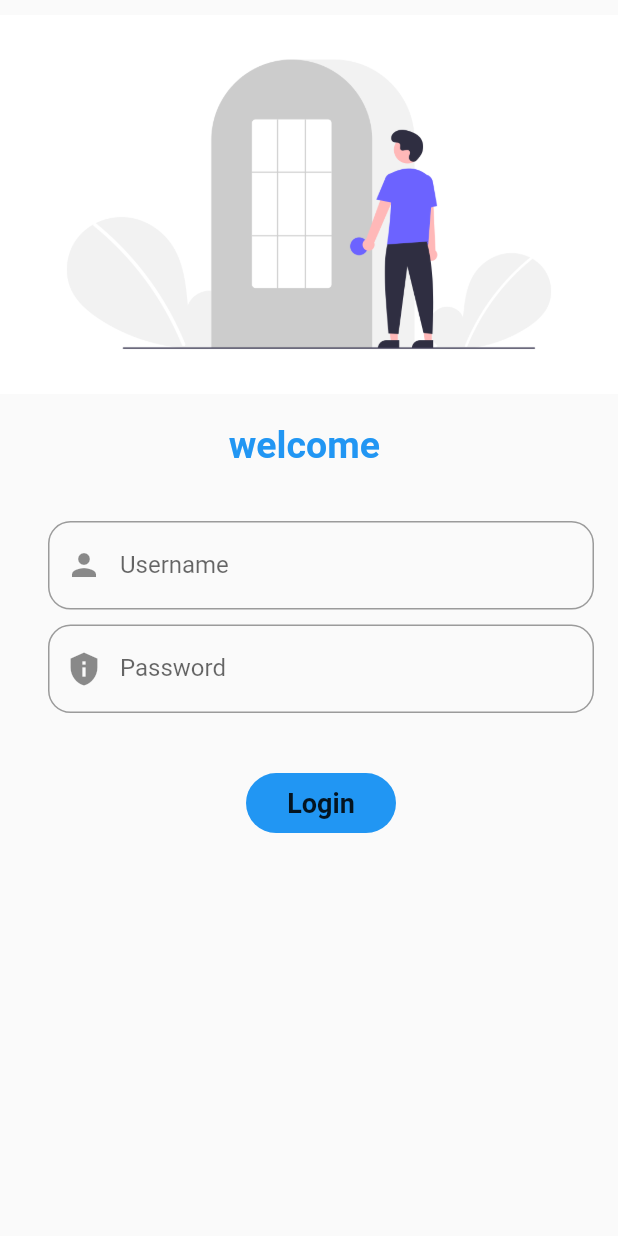
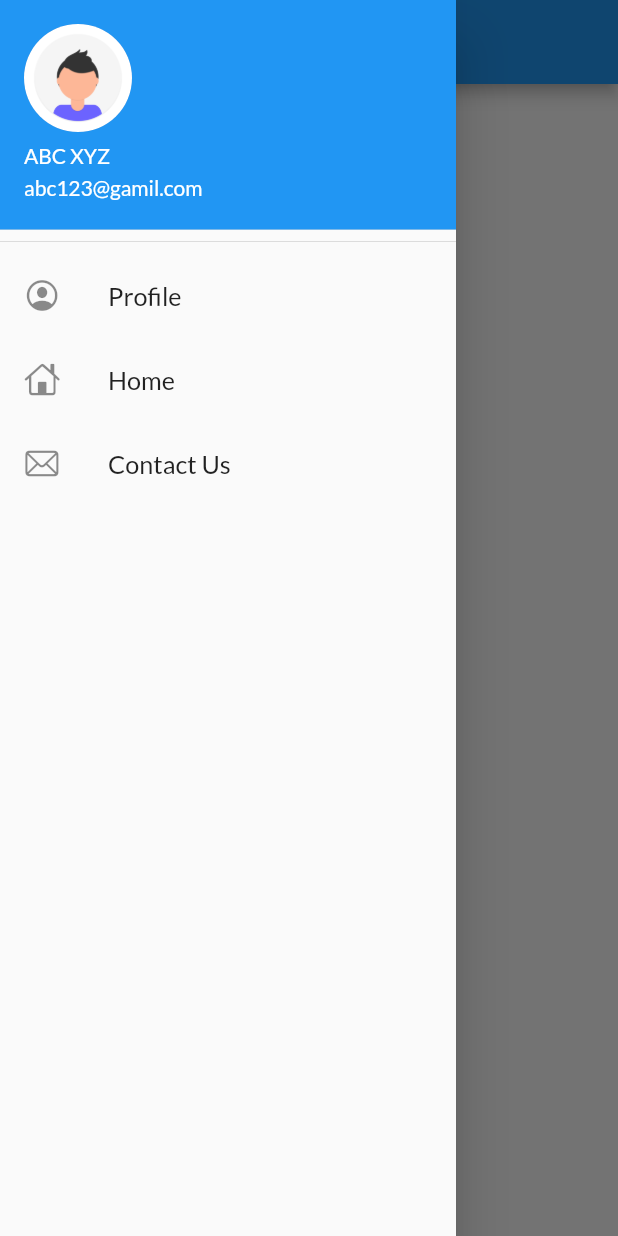
Before and after one commit to iamavinashpatel45/catlogapp, a Flutter app: the screen it shows after launch, with the side drawer open (before the commit the screen has no drawer), on a phone screen of 412 x 824 dp. Run offline on Flutter 3.47's test engine with Material 2 defaults, Android fonts, the phone set to English and light mode, and no system bars; our stand-ins replace google_fonts.

Commit message:
catlog_app

```diff
--- /dev/null
+++ b/lib/Widget/Drawer.dart
@@ -0,0 +1,43 @@
+import 'package:flutter/cupertino.dart';
+import 'package:flutter/material.dart';
+
+class mydrawer extends StatelessWidget {
+
+  @override
+  Widget build(BuildContext context) {
+    return Drawer(
+      child: ListView(
+        children: [
+          DrawerHeader(
+            padding: EdgeInsets.zero,
+            child: UserAccountsDrawerHeader(
+              accountName: Text('ABC XYZ'),
+              accountEmail: Text('abc123@gamil.com'),
+              currentAccountPicture: CircleAvatar(
+                backgroundImage: AssetImage('assets/images/profile_pic.png'),
+              ),
+            ),
+          ),
+          ListTile(
+            leading: Icon(CupertinoIcons.profile_circled),
+            title: Text('Profile',
+              textScaleFactor: 1.2,
+            ),
+          ),
+          ListTile(
+            leading: Icon(CupertinoIcons.home),
+            title: Text('Home',
+            textScaleFactor: 1.2,
+            ),
+          ),
+          ListTile(
+            leading: Icon(CupertinoIcons.mail),
+            title: Text('Contact Us',
+              textScaleFactor: 1.2,
+            ),
+          )
+        ],
+      ),
+    );
+  }
+}
--- a/lib/main.dart
+++ b/lib/main.dart
@@ -14,10 +14,11 @@ class myapp extends StatelessWidget {
   @override
   Widget build(BuildContext context) {
     return MaterialApp(
+      debugShowCheckedModeBanner: false,
       theme: ThemeData(
         fontFamily: GoogleFonts.lato().fontFamily,
       ),
-      initialRoute: myroutes.loginpage,
+      initialRoute: myroutes.homepage,
       routes: {
         myroutes.loginpage:(context) =>log_in_page(),
         myroutes.homepage:(context)=>home_page(),
--- a/lib/pages/home_page.dart
+++ b/lib/pages/home_page.dart
@@ -1,3 +1,4 @@
+import 'package:catlog_app/Widget/Drawer.dart';
 import 'package:flutter/material.dart';
 
 class home_page extends StatelessWidget {
@@ -5,8 +6,12 @@ class home_page extends StatelessWidget {
 
   @override
   Widget build(BuildContext context) {
-    return MaterialApp(
-
+    return Scaffold(
+      appBar: AppBar(
+        title: Text('Catlog App'),
+      ),
+      drawer: mydrawer(),
+      body: Text(''),
     );
   }
 }
```
Also changed, not shown: lib/models/catlogapp.dart (added, +11 -0 lines), lib/pages/log_in_page.dart (+41 -19 lines), assets/images/log_in_2.png (added), assets/images/profile_pic.png (added), assets/images/welcome_image.png (added).
